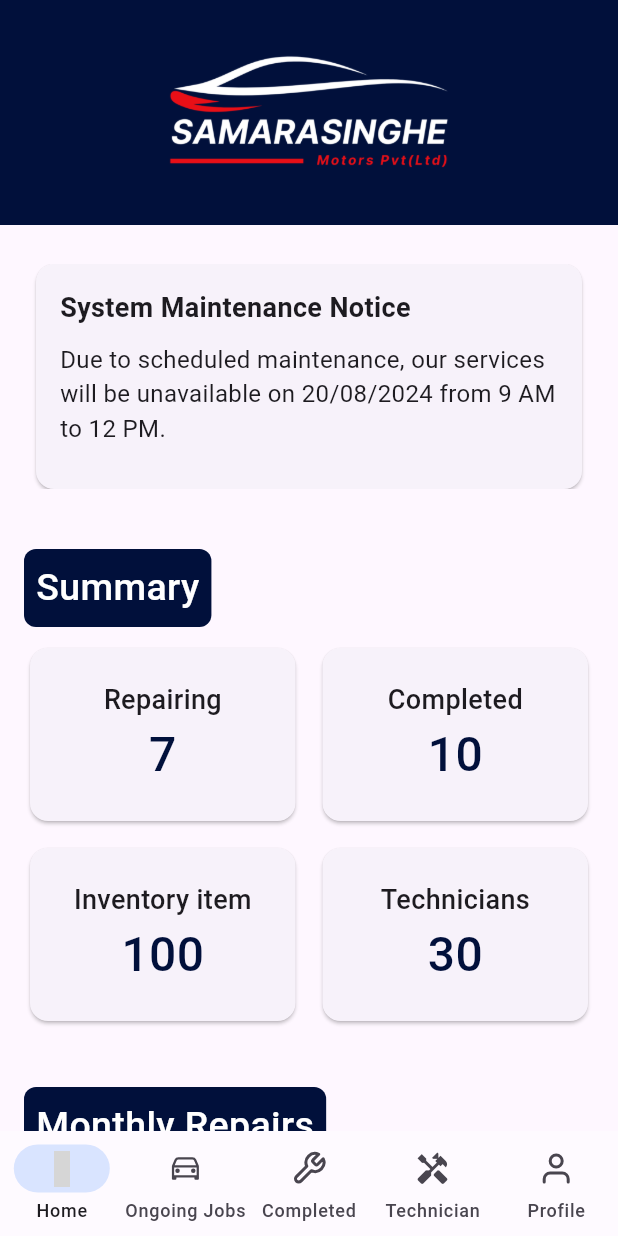
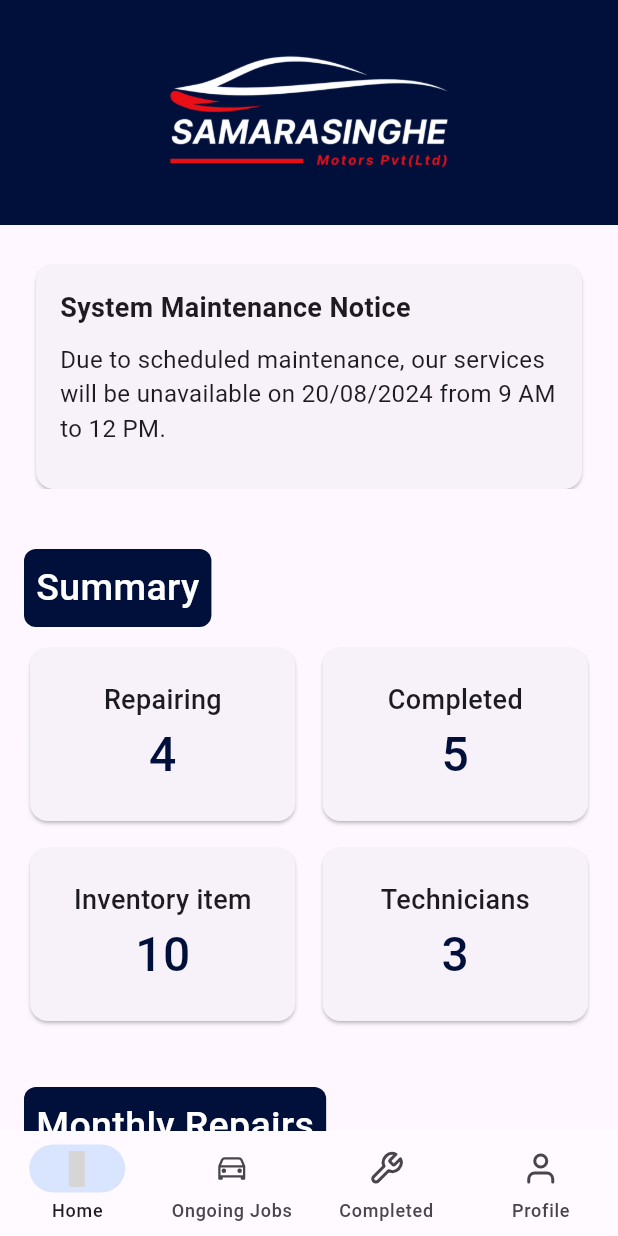
Before and after one commit to Driveaze-3-rd-year-group-project/Supervisor_mobile, a Flutter app: the MainScreen screen opened directly, on a phone screen of 412 x 824 dp. Run offline on Flutter 3.47's test engine with Material 3 defaults, Android fonts, the phone set to English and light mode, and no system bars; our stand-ins replace device_preview, dio, flutter_native_splash, flutter_secure_storage, flutter_vector_icons, fluttertoast and 2 more; accounts and stored records are empty; grey boxes are pictures that could not be loaded.

Commit message:
complete supervisor app

```diff
--- a/lib/screens/Dash.dart
+++ b/lib/screens/Dash.dart
@@ -91,10 +91,10 @@ class _DashboardState extends State<Dashboard> {
                 childAspectRatio: 3 / 2,
                 physics: NeverScrollableScrollPhysics(),
                 children: [
-                  _buildSummaryCard('Repairing', '7', Color(0xFF01103B)),
-                  _buildSummaryCard('Completed', '10', Color(0xFF01103B)),
-                  _buildSummaryCard('Inventory item', '100', Color(0xFF01103B)),
-                  _buildSummaryCard('Technicians', '30', Color(0xFF01103B)),
+                  _buildSummaryCard('Repairing', '4', Color(0xFF01103B)),
+                  _buildSummaryCard('Completed', '5', Color(0xFF01103B)),
+                  _buildSummaryCard('Inventory item', '10', Color(0xFF01103B)),
+                  _buildSummaryCard('Technicians', '3', Color(0xFF01103B)),
                 ],
               ),
               SizedBox(height: 40),
--- a/lib/screens/MainScreen.dart
+++ b/lib/screens/MainScreen.dart
@@ -43,10 +43,10 @@ class MainScreen extends StatelessWidget {
                   icon: Icon(Feather.tool),
                   label: 'Completed',
                 ),
-                NavigationDestination(
-                  icon: Icon(MaterialIcons.handyman),
-                  label: 'Technician',
-                ),
+                // NavigationDestination(
+                //   icon: Icon(MaterialIcons.handyman),
+                //   label: 'Technician',
+                // ),
                 NavigationDestination(
                   icon: Icon(Feather.user),
                   label: 'Profile',
@@ -67,7 +67,7 @@ class NavigationController extends GetxController {
     Dashboard(),
     Vehicles(),
     Completedjobs(),
-    TechnicianPage(),
+    // TechnicianPage(),
     ProfilePage(),
   ];
   void changeIndex(int index) {
--- a/lib/screens/Profile.dart
+++ b/lib/screens/Profile.dart
@@ -129,7 +129,7 @@ class ProfileCard extends StatelessWidget {
                     crossAxisAlignment: CrossAxisAlignment.start,
                     children: [
                       Text(
-                        'Bellamy Blake',
+                        'Supervisor',
                         style: TextStyle(fontSize: 24, fontWeight: FontWeight.bold),
                       ),
                       SizedBox(height: 2),
@@ -169,7 +169,7 @@ class ProfileCard extends StatelessWidget {
             ListTile(
               leading: Icon(Icons.email, color: Color(0xFF3F51B5)),
               title: Text('Email'),
-              subtitle: Text('blakeb@gmail.com'),
+              subtitle: Text('supervisor@123.com'),
             ),
             ListTile(
               leading: Icon(Icons.phone, color: Color(0xFF3F51B5)),
--- a/lib/services/UserServices.dart
+++ b/lib/services/UserServices.dart
@@ -23,6 +23,10 @@ class SupervisorService {
         await _secureStorage.write(key: 'role', value: userData['role']);
 
         print(userData['token']);
+        print(userData['role']);
+        if (userData['role'] != 'SUPERVISOR'){
+          throw Exception('Invalid User!!');
+        }
         return userData;
       }else{
         throw Exception(response.data['message']);
```
